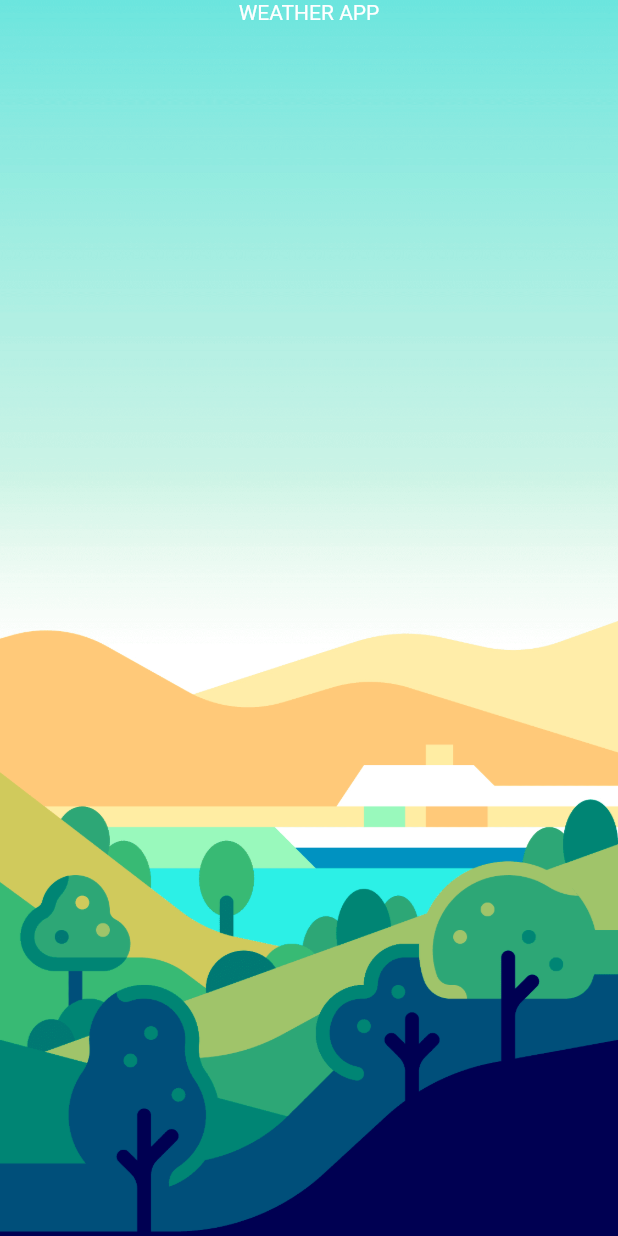
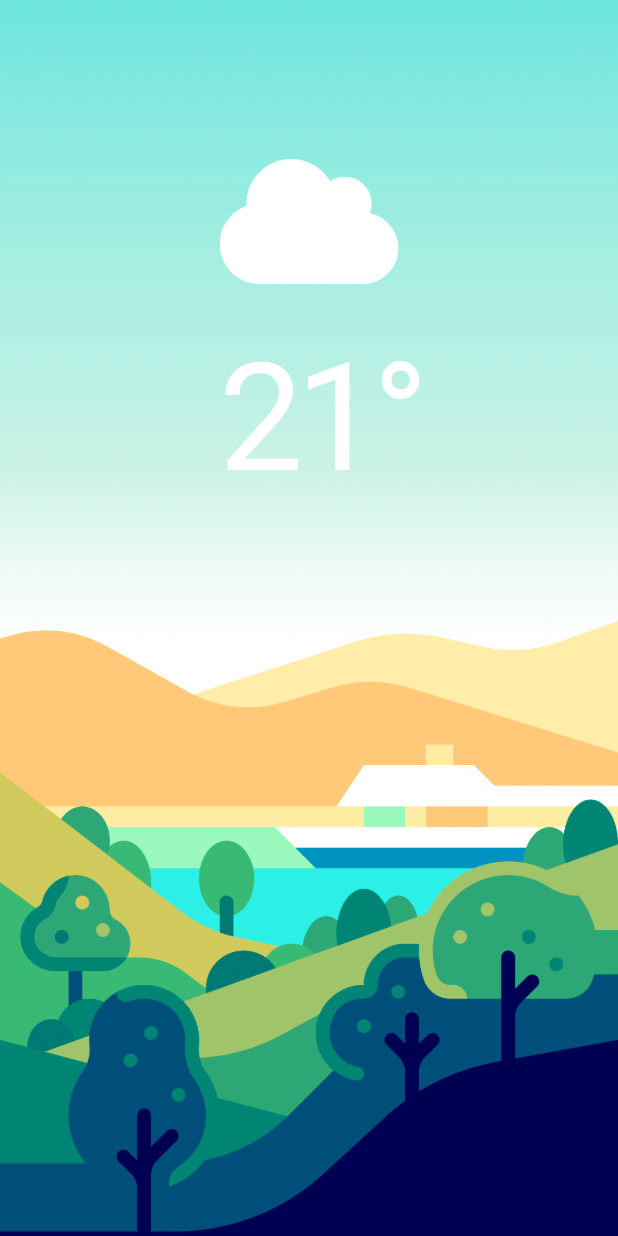
Before and after one commit to MadhavBahl/Flutter-Simple-Weather, a Flutter app: the MainScreen screen opened directly, on a phone screen of 412 x 824 dp. Run offline on Flutter 3.47's test engine with Material 2 defaults, Android fonts, the light colour scheme and no system bars; our stand-ins replace flutter_spinkit, font_awesome_flutter; network calls fail.

Commit message:
Add icons

```diff
--- a/lib/constants.dart
+++ b/lib/constants.dart
@@ -1,7 +1,26 @@
 import 'package:flutter/material.dart';
+import 'package:font_awesome_flutter/font_awesome_flutter.dart';
 
 const kLinearGradient = LinearGradient(
   begin: Alignment.topLeft,
   end: Alignment.bottomRight,
   colors: [Colors.purple, Colors.blue],
 );
+
+Icon kCloudIcon = Icon(
+  FontAwesomeIcons.cloud,
+  size: 95.0,
+  color: Colors.white,
+);
+
+Icon kSunIcon = Icon(
+  FontAwesomeIcons.sun,
+  size: 95.0,
+  color: Colors.white,
+);
+
+Icon kMoonIcon = Icon(
+  FontAwesomeIcons.moon,
+  size: 95.0,
+  color: Colors.white,
+);
--- a/lib/screens/main_screen.dart
+++ b/lib/screens/main_screen.dart
@@ -1,4 +1,6 @@
 import 'package:flutter/material.dart';
+import 'package:font_awesome_flutter/font_awesome_flutter.dart';
+import 'package:simple_weather/constants.dart';
 
 class MainScreen extends StatefulWidget {
   @override
@@ -8,7 +10,8 @@ class MainScreen extends StatefulWidget {
 class _MainScreenState extends State<MainScreen> {
   @override
   Widget build(BuildContext context) {
-    return Container(
+    return Scaffold(
+      body: Container(
         constraints: BoxConstraints.expand(),
         decoration: BoxDecoration(
           image: DecorationImage(
@@ -17,9 +20,29 @@ class _MainScreenState extends State<MainScreen> {
           ),
         ),
         child: Column(
+          crossAxisAlignment: CrossAxisAlignment.stretch,
           children: [
-          Text('WEATHER APP'),
+            SizedBox(
+              height: 100,
+            ),
+            Container(
+              child: kCloudIcon,
+            ),
+            SizedBox(
+              height: 25.0,
+            ),
+            Center(
+              child: Text(
+                ' 21°',
+                style: TextStyle(
+                  color: Colors.white,
+                  fontSize: 100.0,
+                  letterSpacing: -5,
+                ),
+              ),
+            ),
           ],
+        ),
       ),
     );
   }
--- a/pubspec.yaml
+++ b/pubspec.yaml
@@ -34,6 +34,8 @@ dependencies:
   location: ^3.0.0
 
   http: ^0.12.2
+
+  font_awesome_flutter: ^8.4.0
 
 dev_dependencies:
   flutter_test:
```
Also changed, not shown: lib/screens/loading_screen.dart (+10 -3 lines), pubspec.lock. Lines whose indentation alone changed are shown as unchanged.
